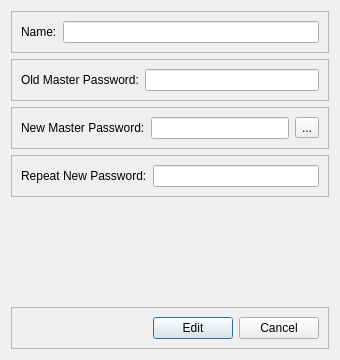
Old version of the form CryptoGuard/include/UI/PasswordSafeEditDialog.ui in the repository GitDaroth/CryptoGuard.
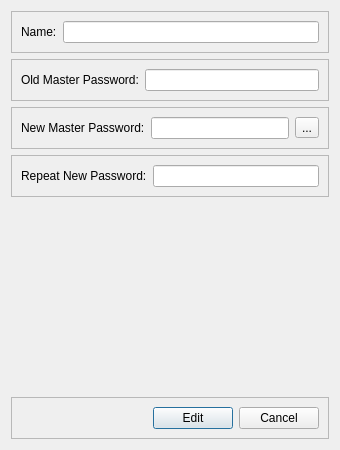
New version of the form. Custom widgets are drawn as their Qt base class.

Commit message: implmented password strength widget and added it to creation and edit dialog for password safe

Patch:
```diff
--- a/CryptoGuard/include/UI/PasswordSafeEditDialog.ui
+++ b/CryptoGuard/include/UI/PasswordSafeEditDialog.ui
@@ -7,7 +7,7 @@
     <x>0</x>
     <y>0</y>
     <width>340</width>
-    <height>360</height>
+    <height>450</height>
    </rect>
   </property>
   <property name="sizePolicy">
@@ -19,13 +19,13 @@
   <property name="minimumSize">
    <size>
     <width>340</width>
-    <height>360</height>
+    <height>450</height>
    </size>
   </property>
   <property name="maximumSize">
    <size>
     <width>340</width>
-    <height>360</height>
+    <height>450</height>
    </size>
   </property>
   <property name="windowTitle">
@@ -193,6 +193,14 @@
    </item>
   </layout>
  </widget>
+ <customwidgets>
+  <customwidget>
+   <class>PasswordStrengthWidget</class>
+   <extends>QWidget</extends>
+   <header>PasswordStrengthWidget.h</header>
+   <container>1</container>
+  </customwidget>
+ </customwidgets>
  <resources/>
  <connections/>
 </ui>
```
Left out of the diff: 3 changed lines with no effect on the pictures. The commit also changes 9 other files.
